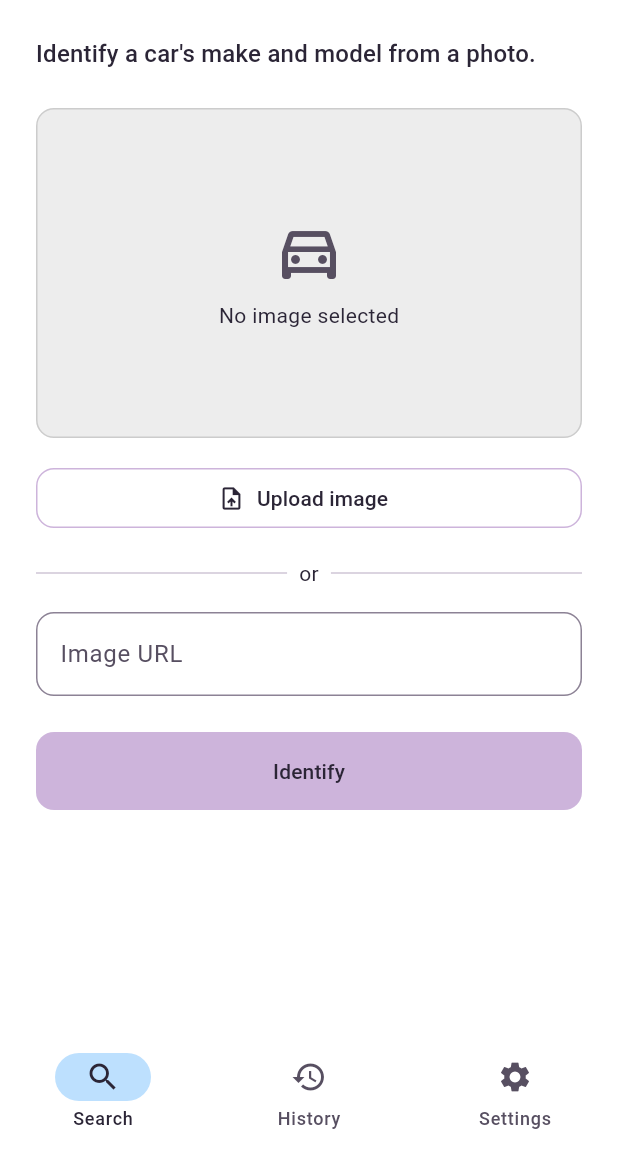
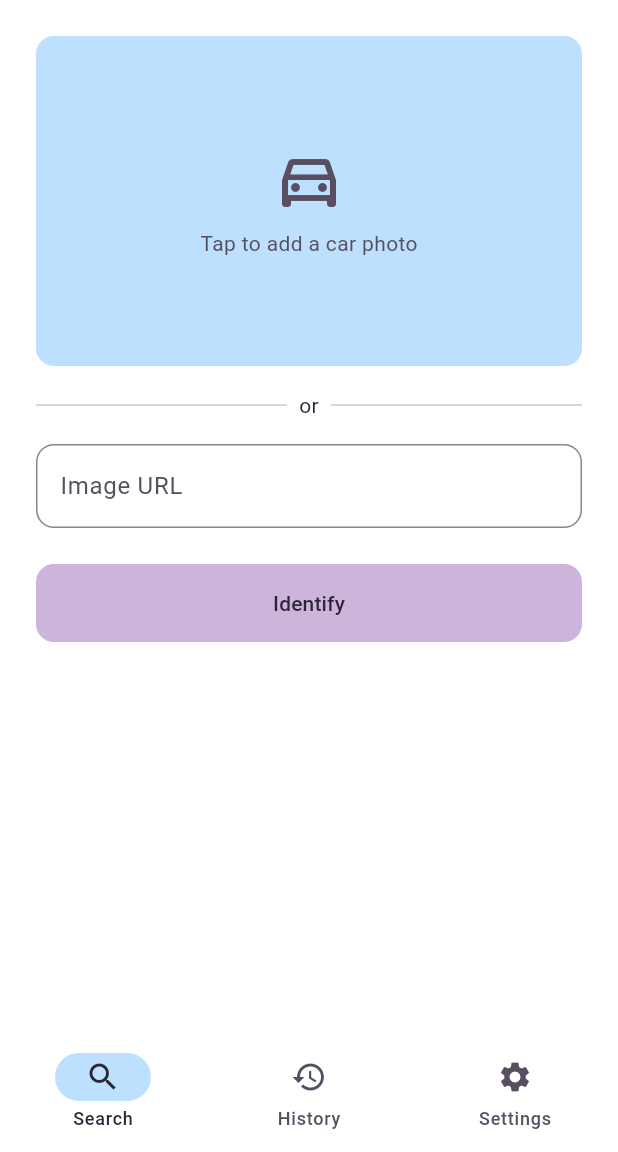
Before and after one commit to k13nNg/driftID, a Flutter app: the screen it shows after launch, on a phone screen of 412 x 824 dp, the part 84-1236 px from its top. Run offline on Flutter 3.47's test engine with Material 3 defaults, Android fonts, the phone set to English and light mode, and no system bars; our stand-ins replace file_picker, shared_preferences, web; missing offline and left inert: dart:js_interop; project files that could hold a hidden picture were left out.

Commit message:
T015: declutter Search into image card + URL field + Identify (#32)
Extract UrlInputField widget, wire ImageSelectionCard (T014) into
HomeScreen, and drop the tagline header, upload button, "Selected:"
line, and inline ResultView from Search. Inference/auto-save logic
unchanged; result state no longer held on Search (moves to Result tab
in T016).

Co-authored-by: DriftID Worker <driftid-worker@users.noreply.github.com>
Co-authored-by: Cursor <cursoragent@cursor.com>

```diff
--- a/ui/lib/screens/home_screen.dart
+++ b/ui/lib/screens/home_screen.dart
@@ -9,9 +9,13 @@ import '../models/prediction.dart';
 import '../services/api_client.dart';
 import '../services/history_store.dart';
 import '../services/image_downscale.dart';
-import '../widgets/result_view.dart';
+import '../widgets/image_selection_card.dart';
+import '../widgets/url_input_field.dart';
 
 /// One-line summary of what the app does (US-05). Mirrors the README intent.
+///
+/// No longer rendered on Search (T015 decluttered the screen) but kept defined
+/// for reuse elsewhere (e.g. Settings/About).
 const String kAppTagline =
     'Identify a car\'s make and model from a photo.';
 
@@ -36,7 +40,6 @@ class _HomeScreenState extends State<HomeScreen> {
   String? _previewUrl;
   bool _loading = false;
   String? _error;
-  List<Prediction> _predictions = const [];
 
   @override
   void dispose() {
@@ -61,7 +64,6 @@ class _HomeScreenState extends State<HomeScreen> {
       _bytes = file.bytes;
       _filename = file.name;
       _previewUrl = null;
-      _predictions = const [];
       _error = null;
     });
   }
@@ -79,7 +81,6 @@ class _HomeScreenState extends State<HomeScreen> {
     setState(() {
       _loading = true;
       _error = null;
-      _predictions = const [];
     });
 
     try {
@@ -96,7 +97,6 @@ class _HomeScreenState extends State<HomeScreen> {
         results = await _api.predictUrl(url);
         setState(() => _previewUrl = url);
       }
-      setState(() => _predictions = results);
       // Auto-save the successful identification (US-08). Fire-and-forget: don't
       // block the result view on persistence, and never surface storage errors.
       if (results.isNotEmpty) {
@@ -157,29 +157,12 @@ class _HomeScreenState extends State<HomeScreen> {
             child: Column(
               crossAxisAlignment: CrossAxisAlignment.stretch,
               children: [
-                Semantics(
-                  header: true,
-                  child: Text(kAppTagline, style: theme.textTheme.titleMedium),
-                ),
-                const SizedBox(height: DriftSpacing.lg),
-                ResultView(
+                ImageSelectionCard(
                   bytes: _bytes,
                   url: _previewUrl,
-                  predictions: _predictions,
+                  onPick: _pickImage,
+                  enabled: !_loading,
                 ),
-                const SizedBox(height: DriftSpacing.md),
-                OutlinedButton.icon(
-                  key: const Key('upload-button'),
-                  onPressed: _loading ? null : _pickImage,
-                  icon: const Icon(Icons.upload_file),
-                  label: const Text('Upload image'),
-                ),
-                if (_filename != null)
-                  Padding(
-                    padding: const EdgeInsets.only(top: DriftSpacing.sm),
-                    child: Text('Selected: $_filename',
-                        style: theme.textTheme.bodySmall),
-                  ),
                 const SizedBox(height: DriftSpacing.md),
                 const Row(children: [
                   Expanded(child: Divider()),
@@ -190,15 +173,9 @@ class _HomeScreenState extends State<HomeScreen> {
                   Expanded(child: Divider()),
                 ]),
                 const SizedBox(height: DriftSpacing.md),
-                TextField(
-                  key: const Key('url-field'),
+                UrlInputField(
                   controller: _urlController,
                   enabled: !_loading,
-                  keyboardType: TextInputType.url,
-                  decoration: const InputDecoration(
-                    labelText: 'Image URL',
-                    hintText: 'https://example.com/car.jpg',
-                  ),
                   onChanged: (_) {
                     if (_bytes != null) {
                       setState(() {
--- /dev/null
+++ b/ui/lib/widgets/url_input_field.dart
@@ -0,0 +1,40 @@
+import 'package:flutter/material.dart';
+
+/// A labeled URL text input for the Search screen (US-13).
+///
+/// Extracted from `HomeScreen` so the Search layout is composed of small,
+/// self-contained inputs. Keeps `Key('url-field')` for automation; all picking
+/// and identify logic stays in the owning screen.
+class UrlInputField extends StatelessWidget {
+  const UrlInputField({
+    super.key,
+    required this.controller,
+    this.enabled = true,
+    this.onChanged,
+    this.onSubmitted,
+  });
+
+  final TextEditingController controller;
+
+  /// When false the field is non-interactive (e.g. during inference).
+  final bool enabled;
+
+  final ValueChanged<String>? onChanged;
+  final ValueChanged<String>? onSubmitted;
+
+  @override
+  Widget build(BuildContext context) {
+    return TextField(
+      key: const Key('url-field'),
+      controller: controller,
+      enabled: enabled,
+      keyboardType: TextInputType.url,
+      decoration: const InputDecoration(
+        labelText: 'Image URL',
+        hintText: 'https://example.com/car.jpg',
+      ),
+      onChanged: onChanged,
+      onSubmitted: onSubmitted,
+    );
+  }
+}
```
Also changed, not shown: 5 other files.
